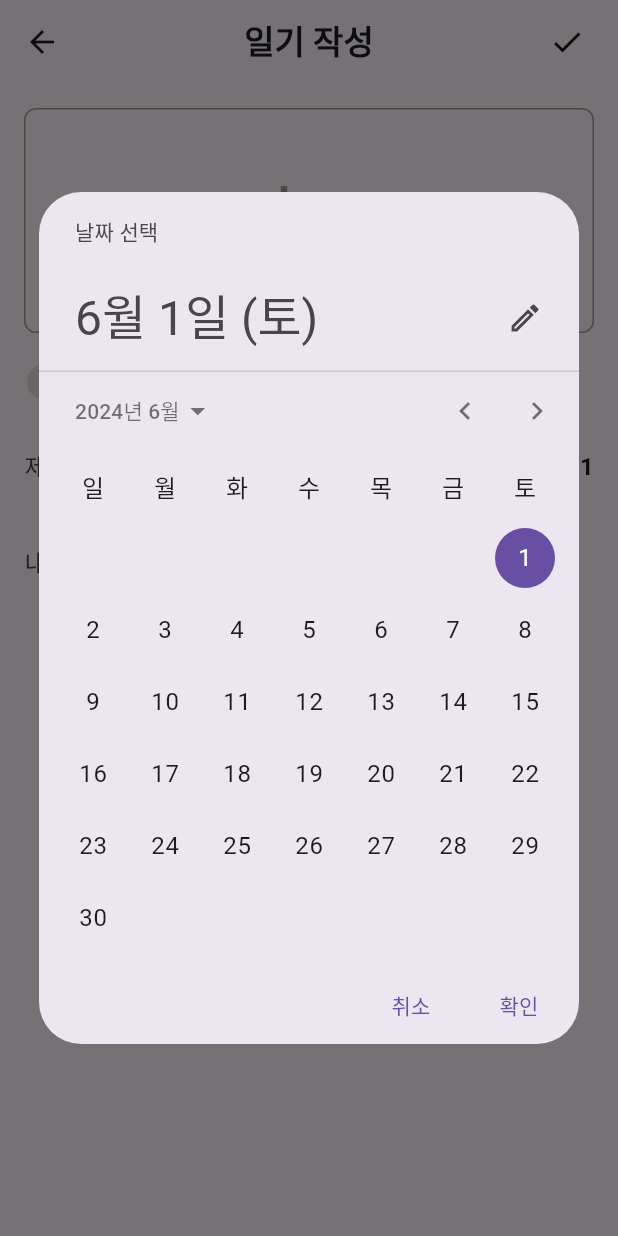
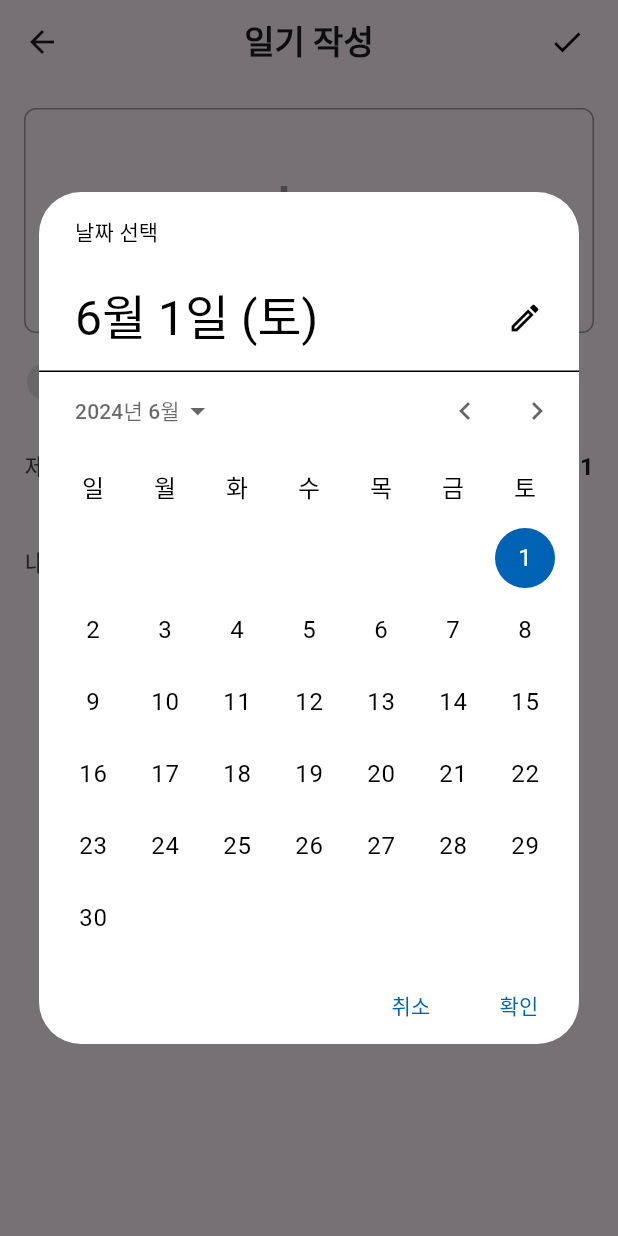
Before and after one commit to sssanghn/Emodi-Flutter-Application, a Flutter app: the HlogWritePage screen opened directly, after a tap on the "calendar today" icon, on a phone screen of 412 x 824 dp. Run offline on Flutter 3.47's test engine with Material 3 defaults, Android fonts, the phone set to English and light mode, and no system bars; our stand-ins replace cached_network_image, carousel_slider, expandable_text, image_picker, page_transition, pie_chart and 2 more.

Commit message:
minor update

```diff
--- a/lib/communitys/hlog_write.dart
+++ b/lib/communitys/hlog_write.dart
@@ -4,6 +4,7 @@ import 'package:image_picker/image_picker.dart';
 import 'package:emodi/root_page.dart';
 import 'package:emodi/communitys/emotion_analysis.dart';
 import 'package:flutter_localizations/flutter_localizations.dart';
+import 'package:emodi/constants.dart';
 
 void main() {
   runApp(MyApp());
@@ -73,6 +74,18 @@ class _HlogWritePageState extends State<HlogWritePage> {
       initialDate: _selectedDate ?? DateTime.now(),
       firstDate: DateTime(2000),
       lastDate: DateTime(2101),
+      builder: (BuildContext context, Widget? child) {
+        return Theme(
+          data: ThemeData.light().copyWith(
+            primaryColor: Constants.primaryColor,
+            colorScheme: ColorScheme.light(
+                primary: Constants.primaryColor,
+            ),
+            buttonTheme: ButtonThemeData(textTheme: ButtonTextTheme.primary),
+          ),
+          child: child!,
+        );
+      },
     );
 
     if (picked != null && picked != _selectedDate) {
--- a/lib/main.dart
+++ b/lib/main.dart
@@ -1,6 +1,7 @@
 import 'package:flutter/material.dart';
 import 'package:flutter_localizations/flutter_localizations.dart';
 import 'package:intl/date_symbol_data_local.dart';
+import 'package:emodi/Auth/explanation.dart';
 
 Future<void> main() async {
   WidgetsFlutterBinding.ensureInitialized();
@@ -15,16 +16,16 @@ class MyApp extends StatelessWidget {
   Widget build(BuildContext context) {
     return MaterialApp(
       debugShowCheckedModeBanner: false,
-      // 다국어 지원을 위해 Flutter 로컬라이제이션 추가
       localizationsDelegates: [
         GlobalMaterialLocalizations.delegate,
         GlobalWidgetsLocalizations.delegate,
+        GlobalCupertinoLocalizations.delegate,
       ],
       supportedLocales: [
         const Locale('ko', ''), // 한국어
         const Locale('en', ''), // 영어
       ],
-      home: CalendarPage(),
+      home: ExplanationPage(),
     );
   }
 }
--- a/pubspec.yaml
+++ b/pubspec.yaml
@@ -30,7 +30,7 @@ environment:
 dependencies:
   flutter:
     sdk: flutter
-  intl: ^0.18.1
+  intl: ^0.19.0
   # The following adds the Cupertino Icons font to your application.
   # Use with the CupertinoIcons class for iOS style icons.
   cupertino_icons: ^1.0.2
```
Also changed, not shown: lib/widgets/calendar.dart (+64 -1 lines).
